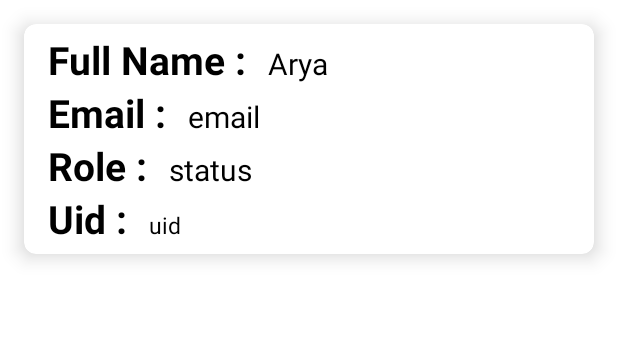
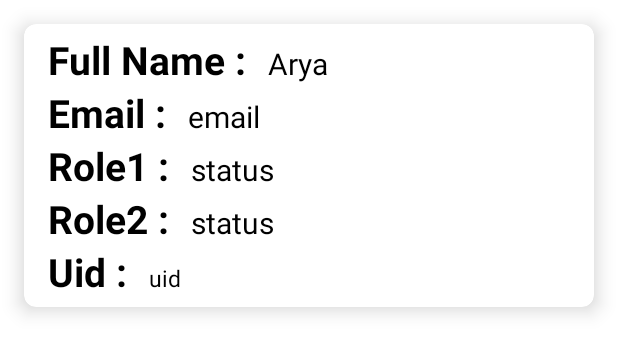
Before and after one commit to pnpdg/FYP_proto, an Android app: the layout users.xml on its own in the app's theme, with its tools: preview values and no code run, on a phone screen of 412 x 824 dp. Shown: the top 354 px of the screen. Run offline under Robolectric (Android 15) with nearby library versions, the light colour scheme and no system bars.

Commit message:
multi user

```diff
--- a/app/src/main/res/layout/users.xml
+++ b/app/src/main/res/layout/users.xml
@@ -83,7 +83,7 @@
             <TextView
                 android:layout_width="wrap_content"
                 android:layout_height="wrap_content"
-                android:text="Role : "
+                android:text="Role1 : "
                 android:textColor="@color/black"
                 android:textSize="26sp"
                 android:textStyle="bold"
@@ -92,7 +92,35 @@
             <TextView
                 android:layout_width="wrap_content"
                 android:layout_height="wrap_content"
-                android:id="@+id/role"
+                android:id="@+id/role1"
+                android:layout_marginStart="8dp"
+                android:text="status"
+                android:textColor="@color/black"
+                android:textSize="20sp"
+                />
+
+        </LinearLayout>
+
+        <LinearLayout
+            android:layout_width="wrap_content"
+            android:layout_height="wrap_content"
+            android:layout_gravity="center_vertical"
+            android:orientation="horizontal"
+            >
+
+            <TextView
+                android:layout_width="wrap_content"
+                android:layout_height="wrap_content"
+                android:text="Role2 : "
+                android:textColor="@color/black"
+                android:textSize="26sp"
+                android:textStyle="bold"
+                />
+
+            <TextView
+                android:layout_width="wrap_content"
+                android:layout_height="wrap_content"
+                android:id="@+id/role2"
                 android:layout_marginStart="8dp"
                 android:text="status"
                 android:textColor="@color/black"
```
Also changed, not shown: app/src/main/java/fyp/test/fyp_proto/ChooseFunction.java (+3 -0 lines), app/src/main/java/fyp/test/fyp_proto/CreateAccountActivity.java (+2 -1 lines), app/src/main/java/fyp/test/fyp_proto/LoginActivity.java (+2 -2 lines), app/src/main/java/fyp/test/fyp_proto/MainActivity.java (+9 -0 lines), app/src/main/java/fyp/test/fyp_proto/MainNote.java (+141 -2 lines), app/src/main/java/fyp/test/fyp_proto/MyAdapter.java (+7 -4 lines), app/src/main/java/fyp/test/fyp_proto/User.java (+16 -7 lines), app/src/main/java/fyp/test/fyp_proto/user_detail_activity.java (+16 -10 lines), app/src/main/res/layout/activity_user_detail.xml (+12 -1 lines).
